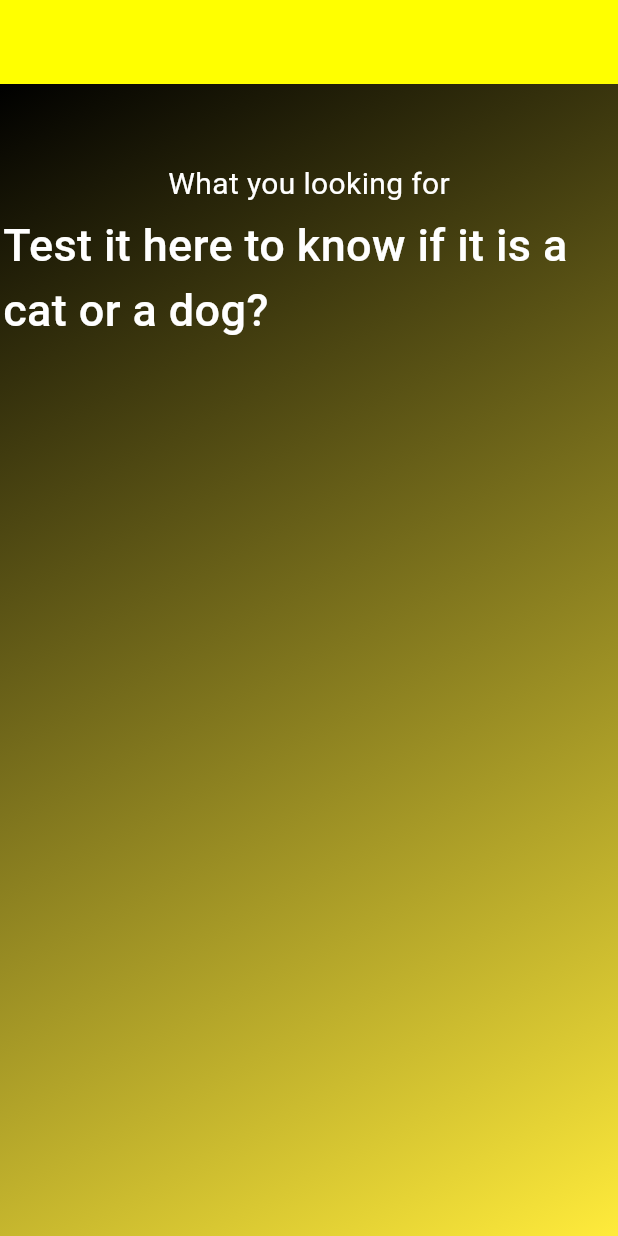
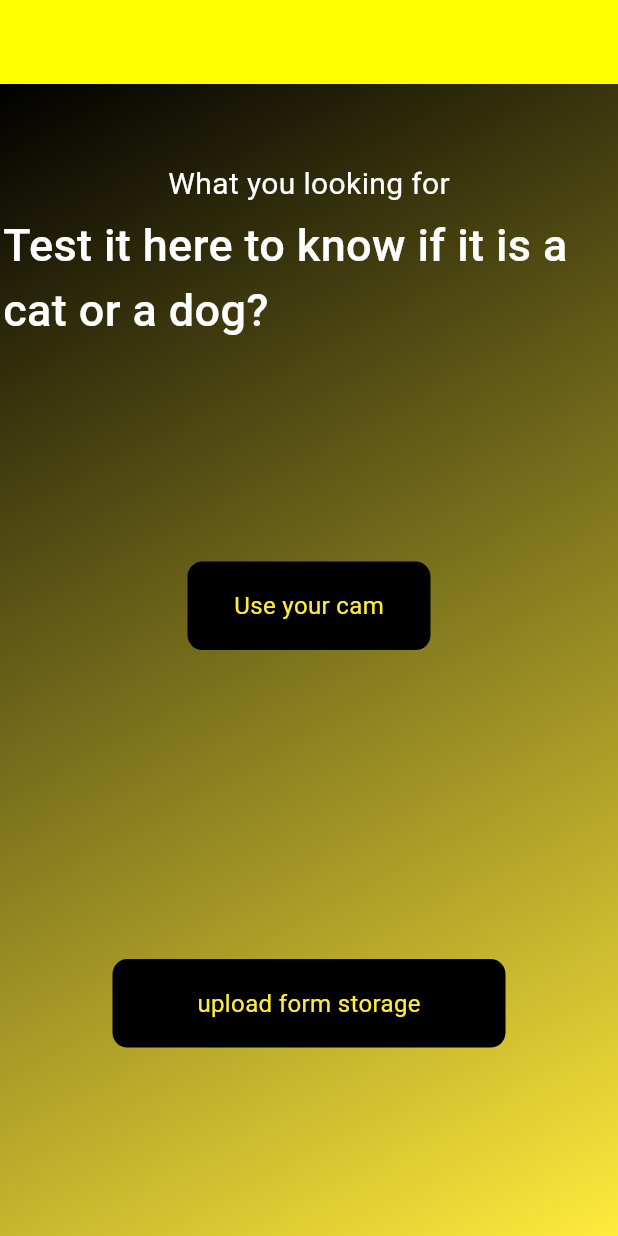
Before and after one commit to Slozzyondul/Artificial-Intelligence-Flutter-, a Flutter app: the screen it shows after launch, on a phone screen of 412 x 824 dp. Run offline on Flutter 3.47's test engine with Material 3 defaults, Android fonts, the phone set to English and light mode, and no system bars.

Commit message:
adding buttons to upload or snap a pic

```diff
--- a/cat_vs_dog_detector_app/lib/screens/homescreen.dart
+++ b/cat_vs_dog_detector_app/lib/screens/homescreen.dart
@@ -48,10 +48,53 @@ class _HomeScreenState extends State<HomeScreen> {
               Expanded(
                 child: Container(), // Expands to take up remaining space
               ),
+              useCamera(),
+              SizedBox(height: deviceHeight! * 0.25,),
+              uploadImage(),
+               SizedBox(height: deviceHeight! * 0.15,),
             ],
           ),
         ),
       ),
     );
   }
+
+  Widget useCamera() {
+    return GestureDetector(
+      onTap: () {},
+      child: Container(
+        width: deviceWidth! - 250,
+        alignment: Alignment.center,
+        padding: EdgeInsets.symmetric(horizontal: 25, vertical: 18),
+        decoration: BoxDecoration(
+          color: Colors.black,
+          borderRadius: BorderRadius.circular(10),
+        ),
+        child: Text(
+          "Use your cam",
+          style: TextStyle(color: Colors.yellow),
+        ),
+      ),
+    );
+  }
+
+  Widget uploadImage() {
+    return GestureDetector(
+      onTap: () {},
+      child: Container(
+        width: deviceWidth! - 150,
+
+        alignment: Alignment.center,
+        padding: EdgeInsets.symmetric(horizontal: 25, vertical: 18),
+        decoration: BoxDecoration(
+          color: Colors.black,
+          borderRadius: BorderRadius.circular(10),
+        ),
+        child: Text(
+          "upload form storage",
+          style: TextStyle(color: Colors.yellow),
+        ),
+      ),
+    );
+  }
 }
```
